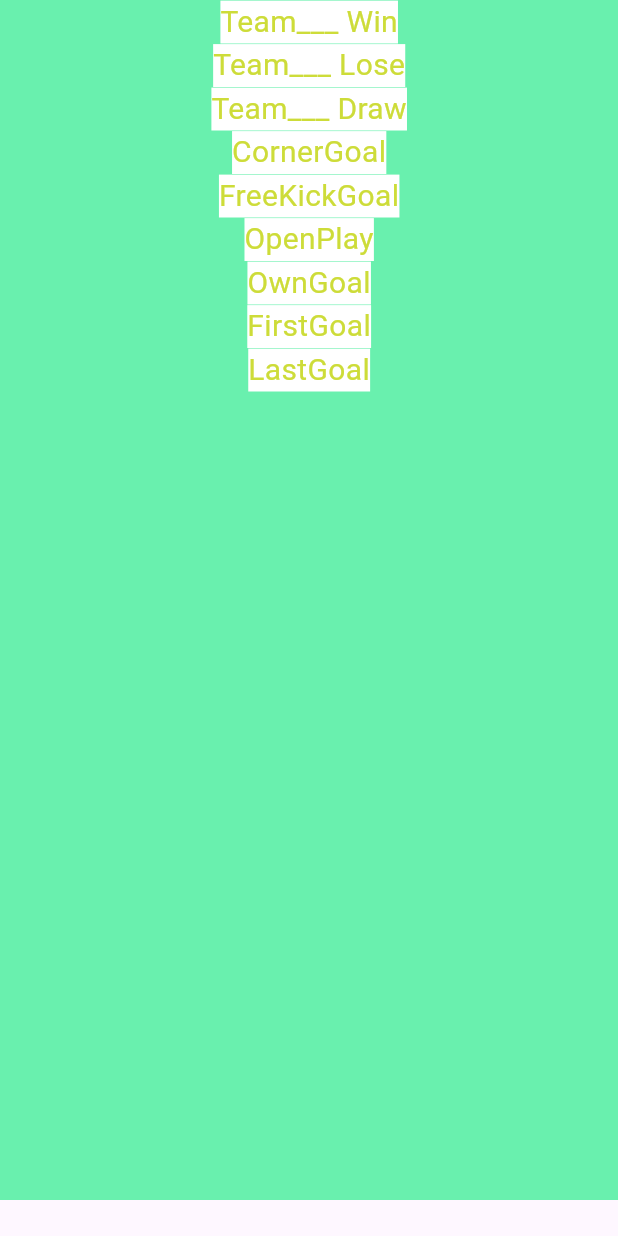
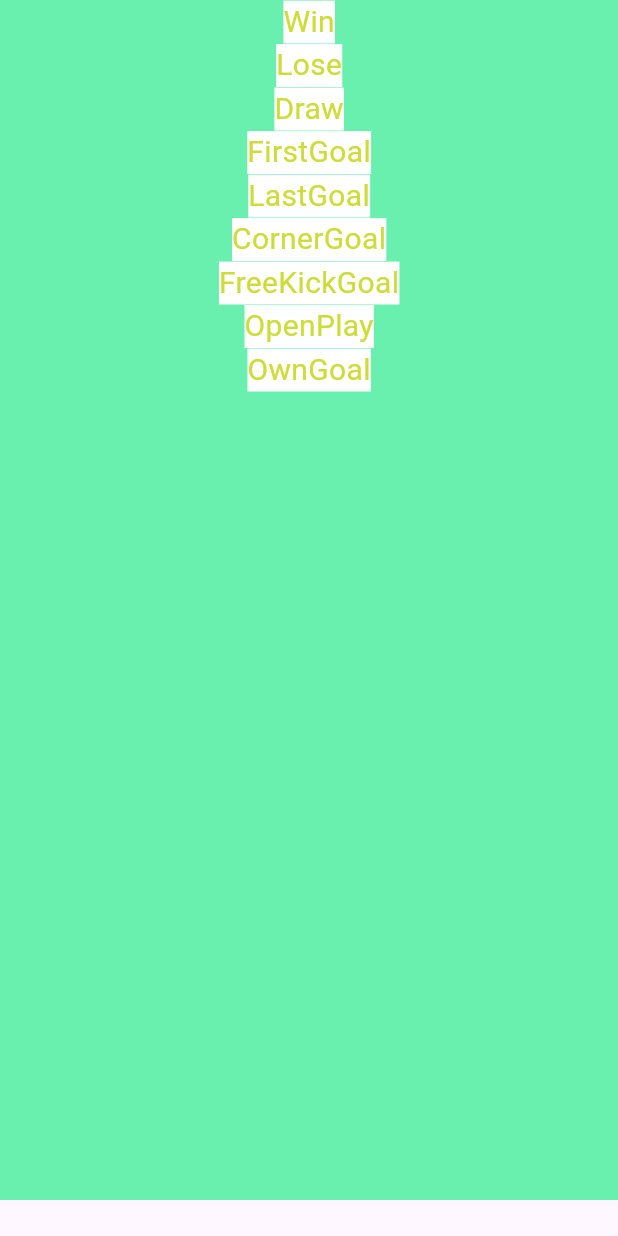
Before and after one commit to Menelisi-collab/AlphaPick, a Flutter app: the PlayerOptions screen opened directly, on a phone screen of 412 x 824 dp. Run offline on Flutter 3.47's test engine with Material 3 defaults, Android fonts, the phone set to English and light mode, and no system bars.

Commit message:
ninth commit

```diff
--- a/lib/player_options.dart
+++ b/lib/player_options.dart
@@ -22,15 +22,16 @@ class _PlayerOptionsState extends State<PlayerOptions> {
               Expanded(
                 child: ListView(
                   children: const <Widget>[
-                    Center(child: Text("Team___ Win", style: TextStyle(fontSize: 20, color: Colors.lime, backgroundColor: Colors.white),)),
-                    Center(child: Text("Team___ Lose",style: TextStyle(fontSize: 20, color: Colors.lime, backgroundColor: Colors.white))),
-                    Center(child: Text('Team___ Draw', style: TextStyle(fontSize: 20, color: Colors.lime, backgroundColor: Colors.white),)),
+                    Center(child: Text("Win", style: TextStyle(fontSize: 20, color: Colors.lime, backgroundColor: Colors.white),)),
+                    Center(child: Text("Lose",style: TextStyle(fontSize: 20, color: Colors.lime, backgroundColor: Colors.white))),
+                    Center(child: Text('Draw', style: TextStyle(fontSize: 20, color: Colors.lime, backgroundColor: Colors.white),)),
+                    Center(child: Text("FirstGoal",style: TextStyle(fontSize: 20, color: Colors.lime, backgroundColor: Colors.white))),
+                    Center(child: Text("LastGoal",style: TextStyle(fontSize: 20, color: Colors.lime, backgroundColor: Colors.white))),
                     Center(child: Text("CornerGoal",style: TextStyle(fontSize: 20, color: Colors.lime, backgroundColor: Colors.white))),
                     Center(child: Text("FreeKickGoal",style: TextStyle(fontSize: 20, color: Colors.lime, backgroundColor: Colors.white))),
                     Center(child: Text("OpenPlay",style: TextStyle(fontSize: 20, color: Colors.lime, backgroundColor: Colors.white))),
                     Center(child: Text("OwnGoal",style: TextStyle(fontSize: 20, color: Colors.lime, backgroundColor: Colors.white))),
-                    Center(child: Text("FirstGoal",style: TextStyle(fontSize: 20, color: Colors.lime, backgroundColor: Colors.white))),
-                    Center(child: Text("LastGoal",style: TextStyle(fontSize: 20, color: Colors.lime, backgroundColor: Colors.white))),
+
                   ],
                 ),
               ),
```
